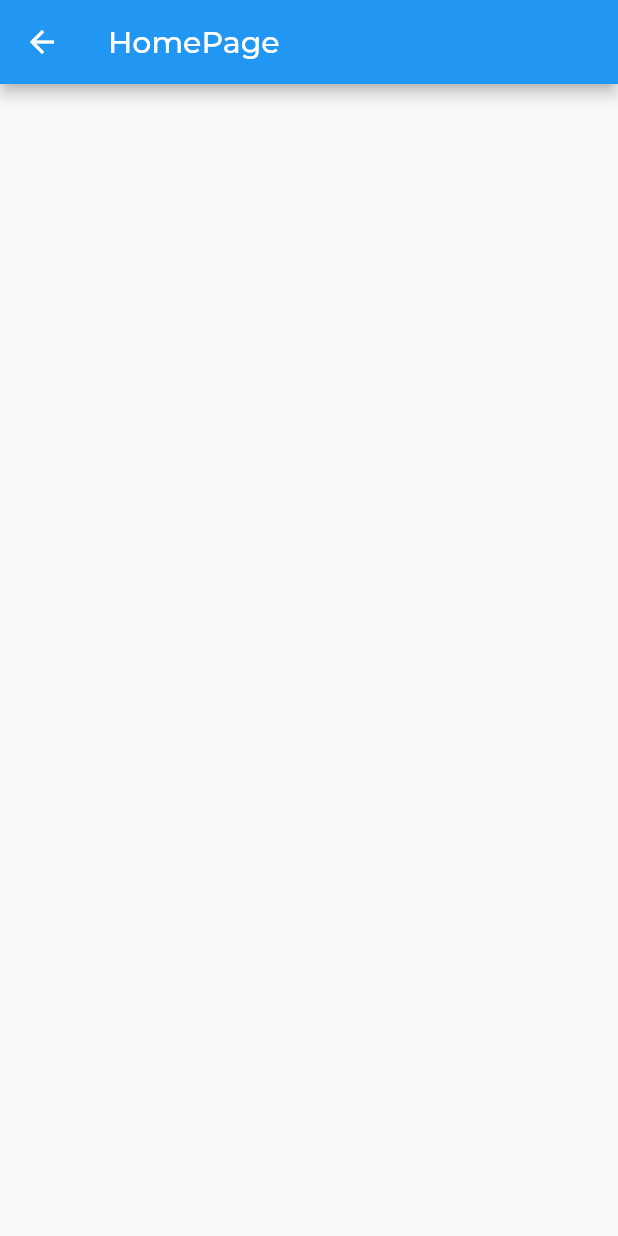
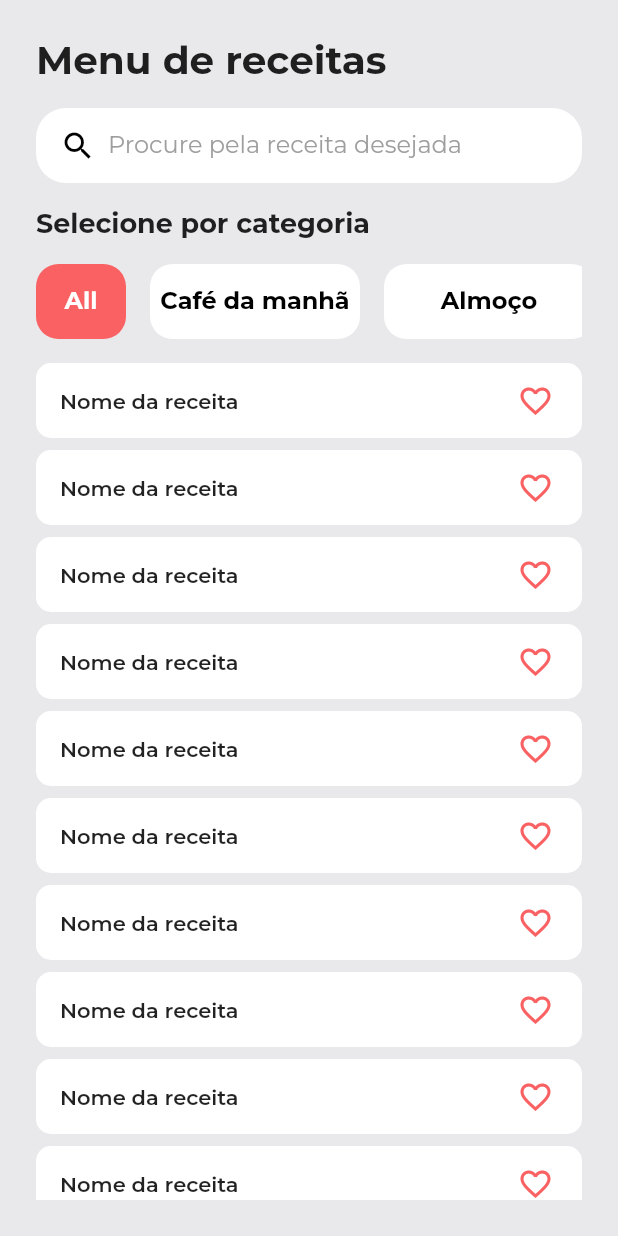
Before and after one commit to hendriksonpetzold/food_recipe_app, a Flutter app: the HomePage screen opened by its route, on a phone screen of 412 x 824 dp. Run offline on Flutter 3.47's test engine with Material 2 defaults, Android fonts, the phone set to English and light mode, and no system bars; our stand-ins replace get, google_fonts.

Commit message:
feat: home_page

```diff
--- a/lib/components/app_button.dart
+++ b/lib/components/app_button.dart
@@ -1,13 +1,24 @@
 import 'package:flutter/material.dart';
 import 'package:food_recipe_app/style/app_colors.dart';
+import 'package:get/get.dart';
 
 class AppButton extends StatelessWidget {
   final String label;
   final void Function()? onTap;
+  final RxBool isSelected;
+  final double width;
+  final double height;
+  final EdgeInsets margin;
+  final double circularBorder;
   const AppButton({
     Key? key,
     required this.label,
     required this.onTap,
+    required this.isSelected,
+    this.width = double.infinity,
+    this.height = 60,
+    this.margin = const EdgeInsets.only(right: 16),
+    this.circularBorder = 15,
   }) : super(key: key);
 
   @override
@@ -15,17 +26,18 @@ class AppButton extends StatelessWidget {
     return InkWell(
       onTap: onTap,
       child: Container(
-        width: double.infinity,
-        height: 60,
+        width: width,
+        height: height,
+        margin: margin,
         decoration: BoxDecoration(
-          color: AppColors.accentColor,
-          borderRadius: BorderRadius.circular(30),
+          color: isSelected.value ? AppColors.accentColor : Colors.white,
+          borderRadius: BorderRadius.circular(circularBorder),
         ),
         child: Center(
           child: Text(
             label,
-            style: const TextStyle(
-              color: Colors.white,
+            style: TextStyle(
+              color: isSelected.value ? Colors.white : Colors.black,
               fontWeight: FontWeight.bold,
               fontSize: 16,
             ),
--- /dev/null
+++ b/lib/components/favorite_button.dart
@@ -0,0 +1,39 @@
+import 'package:flutter/material.dart';
+import 'package:food_recipe_app/style/app_colors.dart';
+import 'package:get/get.dart';
+
+class FavoriteButton extends StatelessWidget {
+  const FavoriteButton({Key? key}) : super(key: key);
+
+  @override
+  Widget build(BuildContext context) {
+    RxBool isFavorite = RxBool(false);
+
+    return InkWell(
+      onTap: () {
+        isFavorite.value = !isFavorite.value;
+      },
+      child: Obx(
+        () {
+          return Container(
+            height: 30,
+            width: 30,
+            decoration: BoxDecoration(
+              borderRadius: BorderRadius.circular(10),
+              color: Colors.white,
+            ),
+            child: isFavorite.value
+                ? const Icon(
+                    Icons.favorite,
+                    color: AppColors.accentColor,
+                  )
+                : const Icon(
+                    Icons.favorite_outline,
+                    color: AppColors.accentColor,
+                  ),
+          );
+        },
+      ),
+    );
+  }
+}
--- a/lib/config/routes.dart
+++ b/lib/config/routes.dart
@@ -5,6 +5,6 @@ import 'package:get/get.dart';
 class Routes {
   static final List<GetPage> routes = [
     GetPage(name: '/', page: () => const OnBoardingPage()),
-    GetPage(name: '/home_page', page: () => const HomePage()),
+    GetPage(name: '/home_page', page: () => HomePage()),
   ];
 }
--- /dev/null
+++ b/lib/enums/recipe_type_enum.dart
@@ -0,0 +1,9 @@
+enum RecipeTypeEnum {
+  all,
+  breakFast,
+  sweet,
+  italyFood,
+  dinner,
+  lunch,
+  japaneseFood,
+}
--- /dev/null
+++ b/lib/pages/home/components/home_recipe_card.dart
@@ -0,0 +1,34 @@
+import 'package:flutter/material.dart';
+import 'package:food_recipe_app/components/favorite_button.dart';
+
+class HomeRecipeCard extends StatelessWidget {
+  const HomeRecipeCard({Key? key}) : super(key: key);
+
+  @override
+  Widget build(BuildContext context) {
+    return Container(
+      padding: const EdgeInsets.only(
+        left: 16,
+        right: 16,
+        top: 8,
+        bottom: 8,
+      ),
+      height: 50,
+      width: double.infinity,
+      decoration: BoxDecoration(
+          color: Colors.white, borderRadius: BorderRadius.circular(10)),
+      child: Row(
+        mainAxisAlignment: MainAxisAlignment.spaceBetween,
+        children: const [
+          Text(
+            'Nome da receita',
+            style: TextStyle(
+              fontWeight: FontWeight.w600,
+            ),
+          ),
+          FavoriteButton(),
+        ],
+      ),
+    );
+  }
+}
--- /dev/null
+++ b/lib/pages/home/components/home_recipe_list_view.dart
@@ -0,0 +1,28 @@
+import 'package:flutter/material.dart';
+import 'package:food_recipe_app/pages/home/components/home_recipe_card.dart';
+
+class HomeRecipeListView extends StatelessWidget {
+  const HomeRecipeListView({Key? key}) : super(key: key);
+
+  @override
+  Widget build(BuildContext context) {
+    return Expanded(
+      child: ListView.builder(
+        itemCount: 10,
+        itemBuilder: (context, index) {
+          return Column(
+            children: [
+              GestureDetector(
+                onTap: () {},
+                child: HomeRecipeCard(),
+              ),
+              const SizedBox(
+                height: 8,
+              ),
+            ],
+          );
+        },
+      ),
+    );
+  }
+}
--- /dev/null
+++ b/lib/pages/home/components/home_search_form_field.dart
@@ -0,0 +1,47 @@
+import 'package:flutter/material.dart';
+import 'package:food_recipe_app/pages/home/home_controller.dart';
+import 'package:get/get.dart';
+
+class HomeSearchFormField extends GetView<HomeController> {
+  const HomeSearchFormField({Key? key}) : super(key: key);
+
+  @override
+  Widget build(BuildContext context) {
+    return Container(
+      height: 50,
+      width: double.infinity,
+      decoration: BoxDecoration(
+        borderRadius: BorderRadius.circular(20),
+        color: Colors.white,
+      ),
+      child: Row(
+        children: [
+          const SizedBox(
+            width: 16,
+          ),
+          const Icon(
+            Icons.search,
+            size: 24,
+            color: Colors.black,
+          ),
+          const SizedBox(
+            width: 8,
+          ),
+          Expanded(
+            child: TextFormField(
+              controller: controller.searchEditingController,
+              style: const TextStyle(color: Colors.black),
+              cursorColor: Colors.grey,
+              decoration: const InputDecoration(
+                hintText: 'Procure pela receita desejada',
+                isDense: true,
+                border: InputBorder.none,
+                hintStyle: TextStyle(color: Colors.grey),
+              ),
+            ),
+          ),
+        ],
+      ),
+    );
+  }
+}
--- /dev/null
+++ b/lib/pages/home/components/home_select_recipe_type.dart
@@ -0,0 +1,105 @@
+import 'package:flutter/material.dart';
+import 'package:food_recipe_app/components/app_button.dart';
+import 'package:food_recipe_app/enums/recipe_type_enum.dart';
+import 'package:food_recipe_app/pages/home/home_controller.dart';
+import 'package:get/get.dart';
+
+class HomeSelectMovieTypeBar extends GetView<HomeController> {
+  const HomeSelectMovieTypeBar({Key? key}) : super(key: key);
+
+  @override
+  Widget build(BuildContext context) {
+    return SingleChildScrollView(
+      scrollDirection: Axis.horizontal,
+      child: SizedBox(
+        height: 50,
+        width: 1100,
+        child: Obx(
+          () {
+            return Row(
+              children: [
+                AppButton(
+                  onTap: () {
+                    controller.changeList(list: RecipeTypeEnum.all);
+                    controller.getListByGenre();
+                  },
+                  label: 'All',
+                  isSelected:
+                      controller.checkActiveList(list: RecipeTypeEnum.all),
+                  height: 50,
+                  width: 60,
+                ),
+                AppButton(
+                  onTap: () {
+                    controller.changeList(list: RecipeTypeEnum.breakFast);
+                    controller.getListByGenre();
+                  },
+                  label: 'Café da manhã',
+                  isSelected: controller.checkActiveList(
+                      list: RecipeTypeEnum.breakFast),
+                  height: 50,
+                  width: 140,
+                ),
+                AppButton(
+                  onTap: () {
+                    controller.changeList(list: RecipeTypeEnum.lunch);
+                    controller.getListByGenre();
+                  },
+                  label: 'Almoço',
+                  isSelected:
+                      controller.checkActiveList(list: RecipeTypeEnum.lunch),
+                  height: 50,
+                  width: 140,
+                ),
+                AppButton(
+                  onTap: () {
+                    controller.changeList(list: RecipeTypeEnum.dinner);
+                    controller.getListByGenre();
+                  },
+                  label: 'Jantar',
+                  isSelected:
+                      controller.checkActiveList(list: RecipeTypeEnum.dinner),
+                  height: 50,
+                  width: 140,
+                ),
+                AppButton(
+                  onTap: () {
+                    controller.changeList(list: RecipeTypeEnum.japaneseFood);
+                    controller.getListByGenre();
+                  },
+                  label: 'Japonesa',
+                  isSelected: controller.checkActiveList(
+                      list: RecipeTypeEnum.japaneseFood),
+                  height: 50,
+                  width: 140,
+                ),
+                AppButton(
+                  onTap: () {
+                    controller.changeList(list: RecipeTypeEnum.italyFood);
+                    controller.getListByGenre();
+                  },
+                  label: 'Italiana',
+                  isSelected: controller.checkActiveList(
+                      list: RecipeTypeEnum.italyFood),
+                  height: 50,
+                  width: 140,
+                ),
+                AppButton(
+                  onTap: () {
+                    controller.changeList(list: RecipeTypeEnum.sweet);
+                    controller.getListByGenre();
+                  },
+                  label: 'Sobremesas',
+                  isSelected:
+                      controller.checkActiveList(list: RecipeTypeEnum.sweet),
+                  height: 50,
+                  width: 140,
+                ),
+              ],
+            );
+          },
+        ),
+      ),
+    );
+  }
+}
--- /dev/null
+++ b/lib/pages/home/home_controller.dart
@@ -0,0 +1,42 @@
+import 'package:flutter/cupertino.dart';
+import 'package:food_recipe_app/enums/recipe_type_enum.dart';
+import 'package:get/get.dart';
+
+class HomeController extends GetxController {
+  final TextEditingController searchEditingController = TextEditingController();
+  final Rx<RecipeTypeEnum> _activeList = Rx<RecipeTypeEnum>(RecipeTypeEnum.all);
+  RecipeTypeEnum get activeList => _activeList.value;
+  void changeList({required RecipeTypeEnum list}) {
+    _activeList.value = list;
+  }
+
+  RxBool checkActiveList({required RecipeTypeEnum list}) {
+    if (list == _activeList.value) return RxBool(true);
+    return RxBool(false);
+  }
+
+  void getListByGenre() {
+    switch (_activeList.value) {
+      case RecipeTypeEnum.all:
+        break;
+      case RecipeTypeEnum.sweet:
+        break;
+
+      case RecipeTypeEnum.breakFast:
+        break;
+
+      case RecipeTypeEnum.dinner:
+        break;
+
+      case RecipeTypeEnum.italyFood:
+        break;
+
+      case RecipeTypeEnum.lunch:
+        break;
+
+      case RecipeTypeEnum.japaneseFood:
+        break;
+      default:
+    }
+  }
+}
--- a/lib/pages/home/home_page.dart
+++ b/lib/pages/home/home_page.dart
@@ -1,15 +1,59 @@
 import 'package:flutter/material.dart';
+import 'package:food_recipe_app/pages/home/components/home_recipe_card.dart';
+import 'package:food_recipe_app/pages/home/components/home_recipe_list_view.dart';
+import 'package:food_recipe_app/pages/home/components/home_search_form_field.dart';
+import 'package:food_recipe_app/pages/home/components/home_select_recipe_type.dart';
+import 'package:food_recipe_app/pages/home/home_controller.dart';
+import 'package:food_recipe_app/style/app_colors.dart';
+import 'package:get/get.dart';
+import 'package:google_fonts/google_fonts.dart';
 
 class HomePage extends StatelessWidget {
-  const HomePage({Key? key}) : super(key: key);
-
+  HomePage({Key? key}) : super(key: key);
+  final HomeController controller = Get.put(HomeController());
   @override
   Widget build(BuildContext context) {
     return Scaffold(
-      appBar: AppBar(
-        title: const Text('HomePage'),
+      backgroundColor: AppColors.backGroundColor,
+      body: SafeArea(
+        child: Padding(
+          padding: const EdgeInsets.all(24),
+          child: Column(
+            crossAxisAlignment: CrossAxisAlignment.start,
+            children: [
+              Text(
+                'Menu de receitas',
+                style: GoogleFonts.montserrat(
+                  fontSize: 26,
+                  fontWeight: FontWeight.bold,
+                ),
+              ),
+              const SizedBox(
+                height: 16,
+              ),
+              const HomeSearchFormField(),
+              const SizedBox(
+                height: 16,
+              ),
+              const Text(
+                'Selecione por categoria',
+                style: TextStyle(
+                  fontSize: 18,
+                  fontWeight: FontWeight.bold,
+                ),
+              ),
+              const SizedBox(
+                height: 16,
+              ),
+              const HomeSelectMovieTypeBar(),
+              const SizedBox(
+                height: 16,
+              ),
+              const HomeRecipeListView(),
+            ],
+          ),
+        ),
       ),
-      body: Container(),
     );
   }
 }
--- a/lib/pages/on_boarding/on_boarding_page.dart
+++ b/lib/pages/on_boarding/on_boarding_page.dart
@@ -46,6 +46,8 @@ class OnBoardingPage extends StatelessWidget {
                 ),
                 Expanded(child: Container()),
                 AppButton(
+                  circularBorder: 30,
+                  isSelected: RxBool(true),
                   label: 'Iniciar',
                   onTap: () {
                     Get.toNamed('/home_page');
--- a/lib/style/app_colors.dart
+++ b/lib/style/app_colors.dart
@@ -3,5 +3,5 @@ import 'package:flutter/material.dart';
 class AppColors {
   static const Color primaryColor = Color(0XFFffffff);
   static const Color accentColor = Color(0XFFf96163);
-  static const Color backGroundColor = Color(0XFFfaf9fc);
+  static const Color backGroundColor = Color(0xFFE9E8EB);
 }
```
